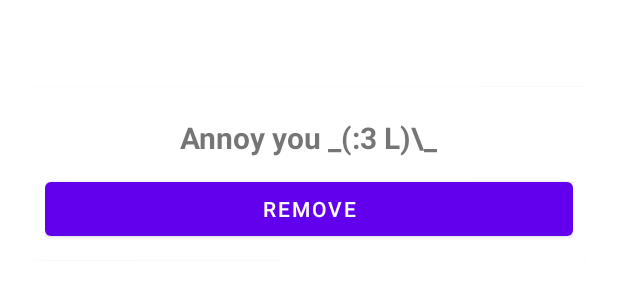
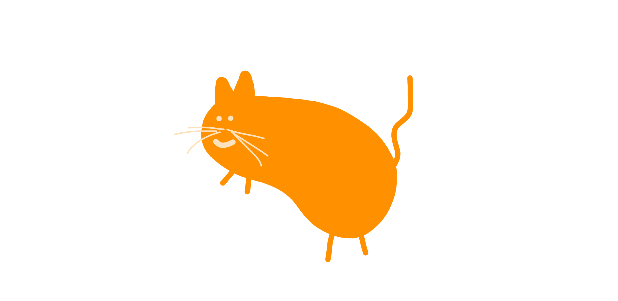
Before and after one commit to Hack-Roll-2022/CatDo, an Android app: the layout popup_window.xml on its own in the app's theme, with its tools: preview values and no code run, on a phone screen of 412 x 824 dp. Shown: the top 301 px of the screen. Run offline under Robolectric (Android 15) with nearby library versions, the phone set to English and light mode, and no system bars.

Commit message:
Changed cat background to transparent

```diff
--- a/app/build.gradle
+++ b/app/build.gradle
@@ -28,6 +28,7 @@ android {
 }
 
 dependencies {
+    implementation 'pl.droidsonroids.gif:android-gif-drawable:1.2.17'
     implementation "androidx.lifecycle:lifecycle-runtime:2.0.0"
     implementation "androidx.lifecycle:lifecycle-extensions:2.0.0"
     implementation 'androidx.core:core:1.6.0'
--- a/app/src/main/java/com/example/catdonotification/Window.java
+++ b/app/src/main/java/com/example/catdonotification/Window.java
@@ -47,10 +47,11 @@ public class Window {
         // inflating the view with the custom layout we created
         mView = layoutInflater.inflate(R.layout.popup_window, null);
 
-        View mPopupBtn = mView.findViewById(R.id.window_close);
+        //View mPopupBtn = mView.findViewById(R.id.window_close);
 
         // set onClickListener on the remove button, which removes
         // the view from the window
+        /*
         mPopupBtn.setOnClickListener(new View.OnClickListener() {
             @Override
             public void onClick(View view) {
@@ -60,6 +61,8 @@ public class Window {
                 //context..stopService(intent);
             }
         });
+        */
+
 
         // TODO: make window draggable
         // ref: https://stackoverflow.com/questions/9035678/android-how-to-dragmove-popupwindow
--- a/app/src/main/java/com/example/util/Animation.java
+++ b/app/src/main/java/com/example/util/Animation.java
@@ -63,7 +63,7 @@ public class Animation {
             @Override
             public void onAnimationEnd(Animator animation) {
                 if (!mCanceled) {
-                    SystemClock.sleep(1000);
+                    //SystemClock.sleep(1000);
                     animation.start();
                 }
             }
--- a/app/src/main/res/layout/popup_window.xml
+++ b/app/src/main/res/layout/popup_window.xml
@@ -1,6 +1,7 @@
 <?xml version="1.0" encoding="utf-8"?>
 <RelativeLayout
     xmlns:android="http://schemas.android.com/apk/res/android"
+    xmlns:tools="http://schemas.android.com/tools"
     android:id="@+id/popup_overall"
     android:layout_width="match_parent"
     android:layout_height="wrap_content"
@@ -8,57 +9,24 @@
     android:padding="20dp"
     android:background="@null">
 
-    <View
-        android:id="@+id/view"
-        android:layout_width="383dp"
-        android:layout_height="192dp" />
-
     <androidx.cardview.widget.CardView
         android:id="@+id/popup_screen"
         android:layout_width="383dp"
         android:layout_height="wrap_content"
 
         android:layout_centerInParent="true"
-        app:cardCornerRadius="5dp"
+        app:cardBackgroundColor="#00000000"
+        app:cardCornerRadius="0dp"
+        app:cardElevation="0dp"
         app:layout_constraintEnd_toEndOf="parent"
         app:layout_constraintStart_toStartOf="parent"
         app:layout_constraintTop_toBottomOf="parent">
 
-        <LinearLayout
-            android:layout_width="match_parent"
-            android:layout_height="match_parent"
-            android:layout_gravity=""
-            android:orientation="vertical"
-            android:padding="10dp"
-
-            app:layout_constraintEnd_toEndOf="parent"
-            app:layout_constraintStart_toStartOf="parent"
-            app:layout_constraintTop_toTopOf="parent">
-
-            <TextView
-                android:id="@+id/titleText"
-                android:layout_width="wrap_content"
-                android:layout_height="wrap_content"
-                android:layout_gravity="center"
-                android:padding="10dp"
-                android:text="Annoy you _(:3 L)\\_"
-                android:textSize="20sp"
-                android:textStyle="bold"
-                app:layout_constraintEnd_toEndOf="parent"
-                app:layout_constraintStart_toStartOf="parent"
-                app:layout_constraintTop_toBottomOf="@+id/popup_screen" />
-
-            <Button
-                android:id="@+id/window_close"
-                android:layout_width="match_parent"
-                android:layout_height="wrap_content"
-                android:text="Remove"
-
-                app:layout_constraintEnd_toEndOf="parent"
-                app:layout_constraintStart_toStartOf="parent"
-                app:layout_constraintTop_toBottomOf="@+id/popup_screen" />
-
-        </LinearLayout>
+        <pl.droidsonroids.gif.GifImageView
+            android:layout_width="361dp"
+            android:layout_height="170dp"
+            android:src="@drawable/catnobg"
+            tools:ignore="ImageContrastCheck" />
 
     </androidx.cardview.widget.CardView>
 
```
Also changed, not shown: app/src/main/res/drawable/catnobg.gif (added).
